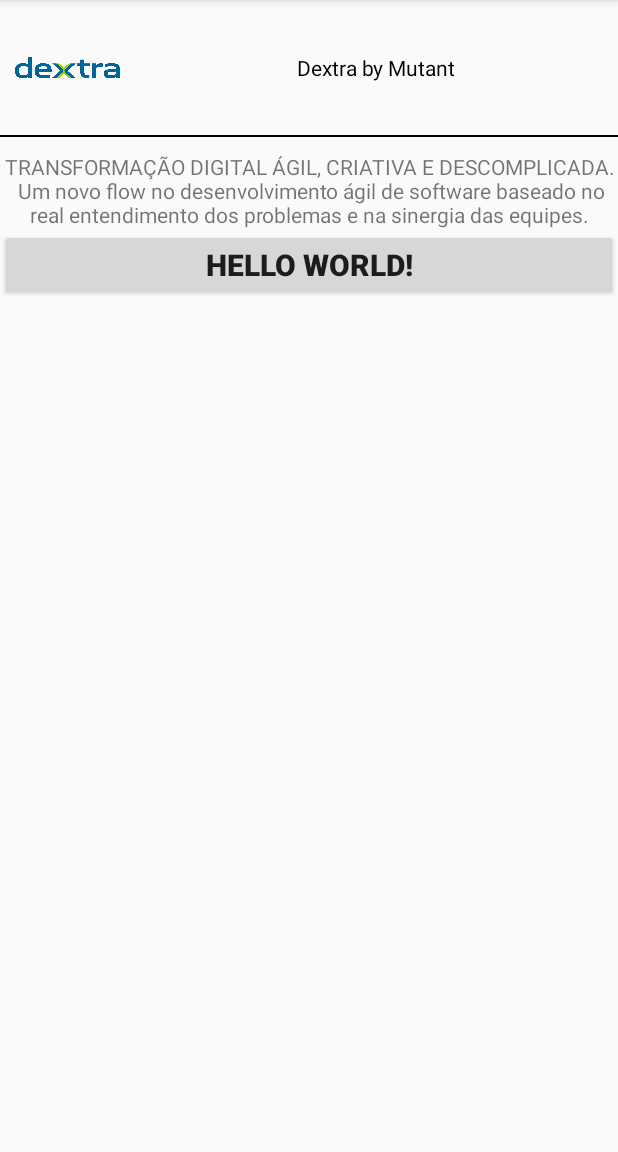
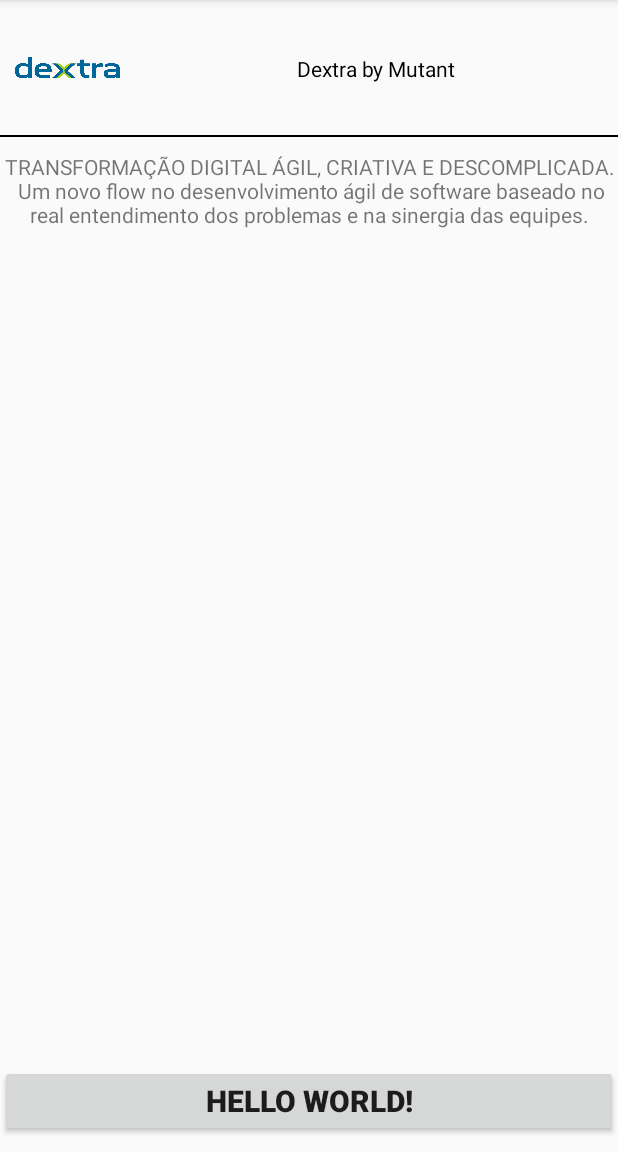
Before and after one commit to BruninhoMattoso/android-beginner-2018, an Android app: the screen it shows after launch (MainActivity), on a phone screen of 412 x 824 dp, the part 84-1236 px from its top. Run offline under Robolectric (Android 15) with nearby library versions, the phone set to English and light mode, and no system bars.

Commit message:
1.4.3 - RelativeLayout

```diff
--- a/app/src/main/res/layout/activity_main.xml
+++ b/app/src/main/res/layout/activity_main.xml
@@ -1,13 +1,8 @@
 <?xml version="1.0" encoding="utf-8"?>
-<LinearLayout xmlns:android="http://schemas.android.com/apk/res/android"
+<RelativeLayout xmlns:android="http://schemas.android.com/apk/res/android"
     android:layout_width="match_parent"
     android:layout_height="match_parent"
     android:orientation="vertical">
-
-    <LinearLayout
-        android:layout_width="match_parent"
-        android:layout_height="wrap_content"
-        android:orientation="horizontal">
 
     <ImageView
         android:id="@+id/dextra-png"
@@ -17,22 +12,27 @@
         android:src="@drawable/dextra_png" />
 
     <TextView
-            android:layout_width="match_parent"
-            android:layout_height="match_parent"
+        android:layout_width="wrap_content"
+        android:layout_height="wrap_content"
+        android:layout_alignBottom="@+id/header_divider"
+        android:layout_alignParentTop="true"
+        android:layout_alignParentEnd="true"
+        android:layout_toEndOf="@+id/dextra-png"
         android:gravity="center"
         android:text="@string/dextra"
         android:textColor="@android:color/black" />
 
-    </LinearLayout>
-
     <View
+        android:id="@+id/header_divider"
         android:layout_width="match_parent"
         android:layout_height="1dp"
+        android:layout_below="@+id/dextra-png"
         android:background="@android:color/black" />
 
     <TextView
         android:layout_width="match_parent"
         android:layout_height="wrap_content"
+        android:layout_below="@+id/header_divider"
         android:layout_marginTop="10dp"
         android:gravity="center"
         android:text="@string/notice" />
@@ -41,6 +41,8 @@
         style="@style/BoldTextView"
         android:layout_width="match_parent"
         android:layout_height="wrap_content"
+        android:layout_alignParentBottom="true"
+        android:layout_marginBottom="10dp"
         android:text="@string/hello_word" />
 
-</LinearLayout>
+</RelativeLayout>
```
Lines whose indentation alone changed are shown as unchanged.
